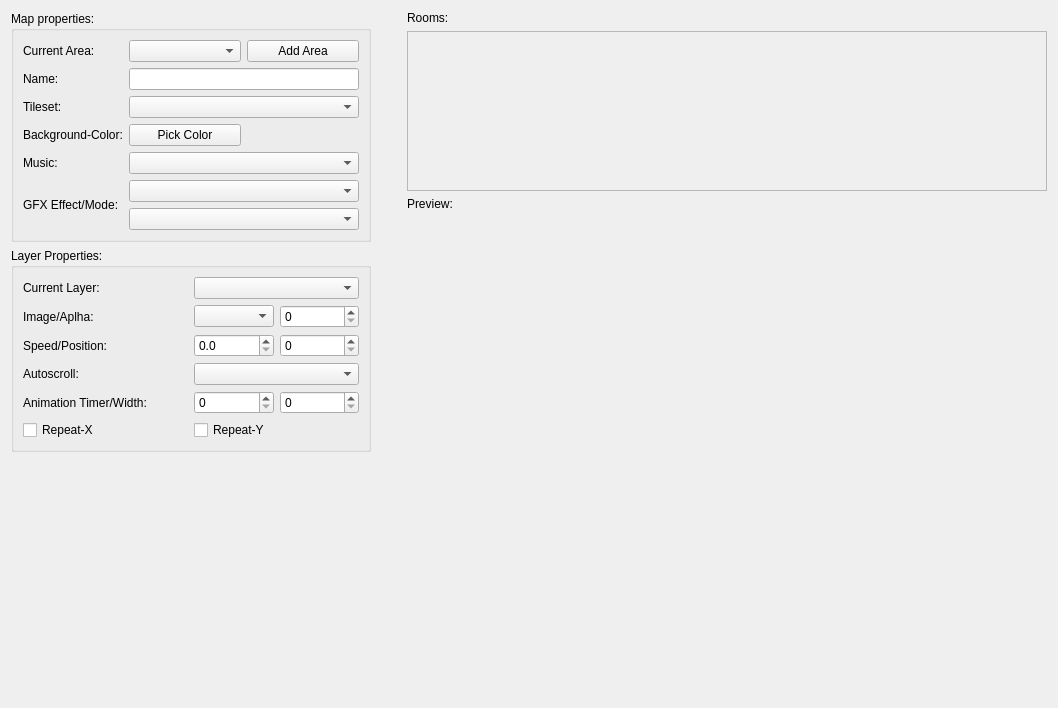
protoman/firefly, file editor/mainwindow_tab/areaedittab.ui: the form before one commit.
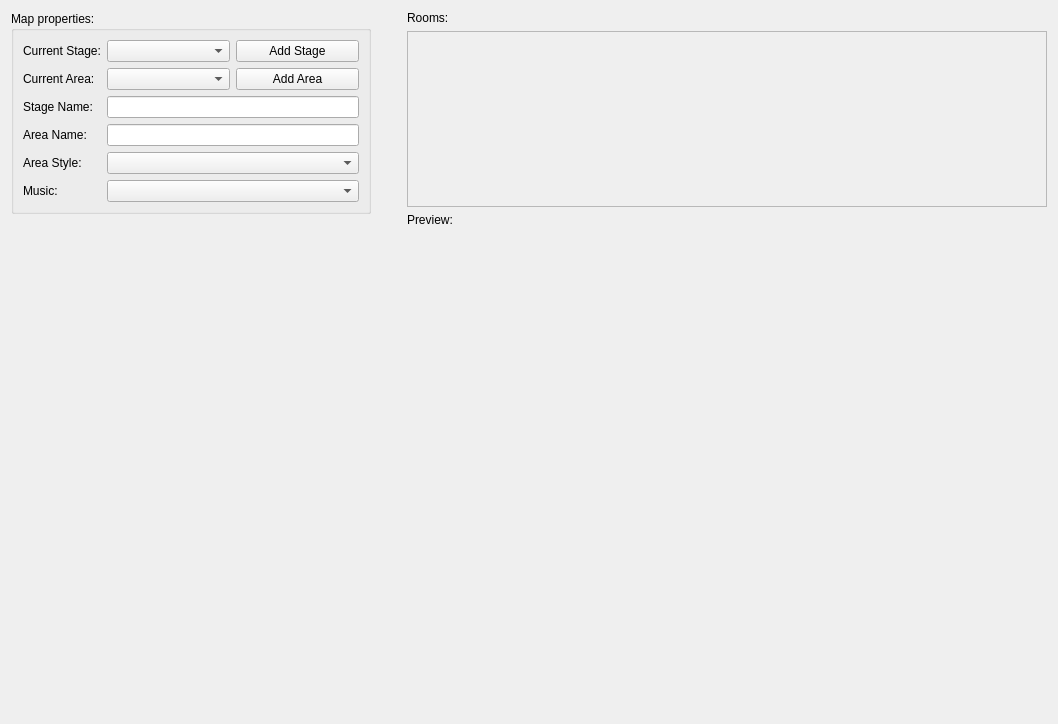
The form after the commit. Custom widgets are drawn as their Qt base class.

Commit message: Separate npcs into its own class/edition. Re-add objects and Enemies into editor. Split styles into a config and make areas that hold an style as part of the stage.

The edit to the form file:
```diff
--- a/editor/mainwindow_tab/areaedittab.ui
+++ b/editor/mainwindow_tab/areaedittab.ui
@@ -7,7 +7,7 @@
     <x>0</x>
     <y>0</y>
     <width>1058</width>
-    <height>674</height>
+    <height>724</height>
    </rect>
   </property>
   <property name="windowTitle">
@@ -94,119 +94,6 @@
       <number>20</number>
      </property>
      <item row="2" column="0">
-      <widget class="QGroupBox" name="groupBox_2">
-       <property name="title">
-        <string>Layer Properties:</string>
-       </property>
-       <layout class="QGridLayout" name="gridLayout_7">
-        <item row="0" column="0">
-         <layout class="QGridLayout" name="gridLayout_6">
-          <item row="4" column="0">
-           <widget class="QLabel" name="label_13">
-            <property name="text">
-             <string>Animation Timer/Width:</string>
-            </property>
-           </widget>
-          </item>
-          <item row="3" column="0">
-           <widget class="QLabel" name="label_11">
-            <property name="text">
-             <string>Autoscroll:</string>
-            </property>
-           </widget>
-          </item>
-          <item row="3" column="1">
-           <widget class="QComboBox" name="layerAutoscrollComboBox"/>
-          </item>
-          <item row="1" column="0">
-           <widget class="QLabel" name="label_8">
-            <property name="text">
-             <string>Image/Aplha:</string>
-            </property>
-           </widget>
-          </item>
-          <item row="5" column="0">
-           <widget class="QCheckBox" name="layerRepeatXCheckBox">
-            <property name="text">
-             <string>Repeat-X</string>
-            </property>
-           </widget>
-          </item>
-          <item row="5" column="1">
-           <widget class="QCheckBox" name="layerRepeatYCheckBox">
-            <property name="text">
-             <string>Repeat-Y</string>
-            </property>
-           </widget>
-          </item>
-          <item row="1" column="1">
-           <layout class="QHBoxLayout" name="horizontalLayout_4">
-            <item>
-             <widget class="QComboBox" name="layerImageComboBox"/>
-            </item>
-            <item>
-             <widget class="QSpinBox" name="layerAlphaSpinBox">
-              <property name="maximum">
-               <number>255</number>
-              </property>
-             </widget>
-            </item>
-           </layout>
-          </item>
-          <item row="2" column="0">
-           <widget class="QLabel" name="label_9">
-            <property name="text">
-             <string>Speed/Position:</string>
-            </property>
-           </widget>
-          </item>
-          <item row="4" column="1">
-           <layout class="QHBoxLayout" name="horizontalLayout_3">
-            <item>
-             <widget class="QSpinBox" name="layerAnimationTimerSpinBox"/>
-            </item>
-            <item>
-             <widget class="QSpinBox" name="layerAnimationWidthSpinBox"/>
-            </item>
-           </layout>
-          </item>
-          <item row="0" column="1">
-           <widget class="QComboBox" name="layerSelectorComboBox"/>
-          </item>
-          <item row="2" column="1">
-           <layout class="QHBoxLayout" name="horizontalLayout_5">
-            <item>
-             <widget class="QDoubleSpinBox" name="layerSpeedDoubleSpinBox">
-              <property name="decimals">
-               <number>1</number>
-              </property>
-              <property name="singleStep">
-               <double>0.100000000000000</double>
-              </property>
-             </widget>
-            </item>
-            <item>
-             <widget class="QSpinBox" name="layerVerticalPositionSpinBox">
-              <property name="maximum">
-               <number>720</number>
-              </property>
-             </widget>
-            </item>
-           </layout>
-          </item>
-          <item row="0" column="0">
-           <widget class="QLabel" name="label_3">
-            <property name="text">
-             <string>Current Layer:</string>
-            </property>
-           </widget>
-          </item>
-         </layout>
-        </item>
-       </layout>
-      </widget>
-     </item>
-     <item row="3" column="0">
       <spacer name="verticalSpacer">
        <property name="orientation">
         <enum>Qt::Vertical</enum>
@@ -227,32 +114,46 @@
        <layout class="QGridLayout" name="gridLayout_8">
         <item row="0" column="0">
          <layout class="QGridLayout" name="gridLayout_3">
-          <item row="3" column="2">
-           <widget class="QComboBox" name="tilesetComboBox"/>
+          <item row="6" column="2">
+           <layout class="QVBoxLayout" name="verticalLayout_2"/>
           </item>
-          <item row="0" column="0">
-           <widget class="QLabel" name="label">
+          <item row="5" column="2">
+           <widget class="QComboBox" name="musicFilenameComboBox"/>
+          </item>
+          <item row="4" column="0">
+           <widget class="QLabel" name="label_3">
             <property name="text">
-             <string>Current Area:</string>
+             <string>Area Style:</string>
             </property>
            </widget>
           </item>
           <item row="2" column="0">
            <widget class="QLabel" name="label_2">
             <property name="text">
-             <string>Name:</string>
+             <string>Stage Name:</string>
             </property>
            </widget>
           </item>
-          <item row="4" column="0">
-           <widget class="QLabel" name="label_5">
+          <item row="0" column="0">
+           <widget class="QLabel" name="label">
             <property name="text">
-             <string>Background-Color:</string>
+             <string>Current Stage:</string>
             </property>
            </widget>
           </item>
-          <item row="2" column="2">
-           <widget class="QLineEdit" name="areaNameLineEdit"/>
+          <item row="1" column="2">
+           <layout class="QHBoxLayout" name="horizontalLayout_2">
+            <item>
+             <widget class="QComboBox" name="areaSelectionComboBox"/>
+            </item>
+            <item>
+             <widget class="QPushButton" name="addAreaPushButton_2">
+              <property name="text">
+               <string>Add Area</string>
+              </property>
+             </widget>
+            </item>
+           </layout>
           </item>
           <item row="0" column="2">
            <layout class="QHBoxLayout" name="horizontalLayout">
@@ -265,35 +166,14 @@
             <item>
              <widget class="QPushButton" name="addAreaPushButton">
               <property name="text">
-               <string>Add Area</string>
+               <string>Add Stage</string>
               </property>
              </widget>
             </item>
            </layout>
           </item>
-          <item row="6" column="2">
-           <layout class="QVBoxLayout" name="verticalLayout_2">
-            <item>
-             <widget class="QComboBox" name="gfxEffectComboBox"/>
-            </item>
-            <item>
-             <widget class="QComboBox" name="gfxModeComboBox"/>
-            </item>
-           </layout>
-          </item>
-          <item row="6" column="0">
-           <widget class="QLabel" name="label_6">
-            <property name="text">
-             <string>GFX Effect/Mode:</string>
-            </property>
-           </widget>
-          </item>
-          <item row="3" column="0">
-           <widget class="QLabel" name="label_4">
-            <property name="text">
-             <string>Tileset:</string>
-            </property>
-           </widget>
+          <item row="2" column="2">
+           <widget class="QLineEdit" name="stageNameLineEdit"/>
           </item>
           <item row="5" column="0">
            <widget class="QLabel" name="label_7">
@@ -302,22 +182,25 @@
             </property>
            </widget>
           </item>
-          <item row="5" column="2">
-           <widget class="QComboBox" name="musicFilenameComboBox"/>
+          <item row="1" column="0">
+           <widget class="QLabel" name="label_4">
+            <property name="text">
+             <string>Current Area:</string>
+            </property>
+           </widget>
           </item>
           <item row="4" column="2">
-           <layout class="QHBoxLayout" name="horizontalLayout_2">
-            <item>
-             <widget class="QPushButton" name="backgroundColorPushButton">
-              <property name="text">
-               <string>Pick Color</string>
-              </property>
-             </widget>
-            </item>
-            <item>
-             <widget class="QWidget" name="backgroundColorWidget" native="true"/>
-            </item>
-           </layout>
+           <widget class="QComboBox" name="styleComboBox"/>
+          </item>
+          <item row="3" column="0">
+           <widget class="QLabel" name="label_5">
+            <property name="text">
+             <string>Area Name:</string>
+            </property>
+           </widget>
+          </item>
+          <item row="3" column="2">
+           <widget class="QLineEdit" name="areaNameLineEdit"/>
           </item>
          </layout>
         </item>
```
Left out of the diff: 2 changed lines with no effect on the pictures. The commit also changes 80 other files.
